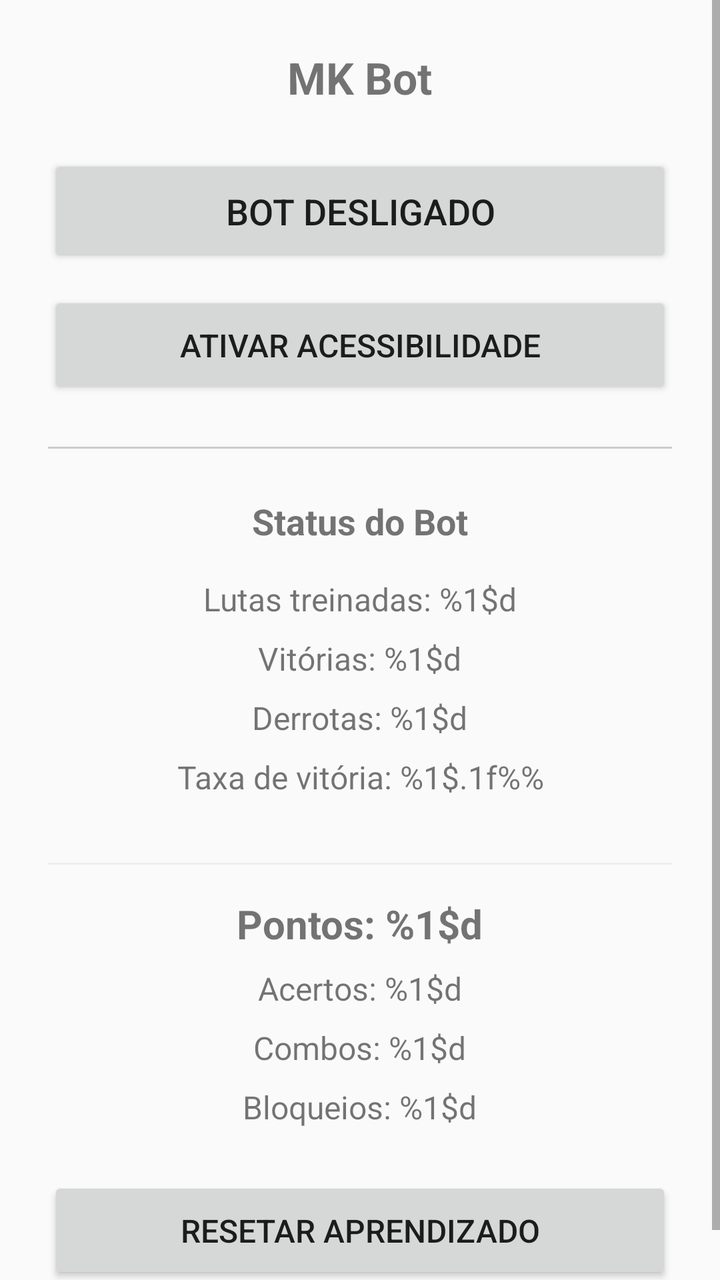
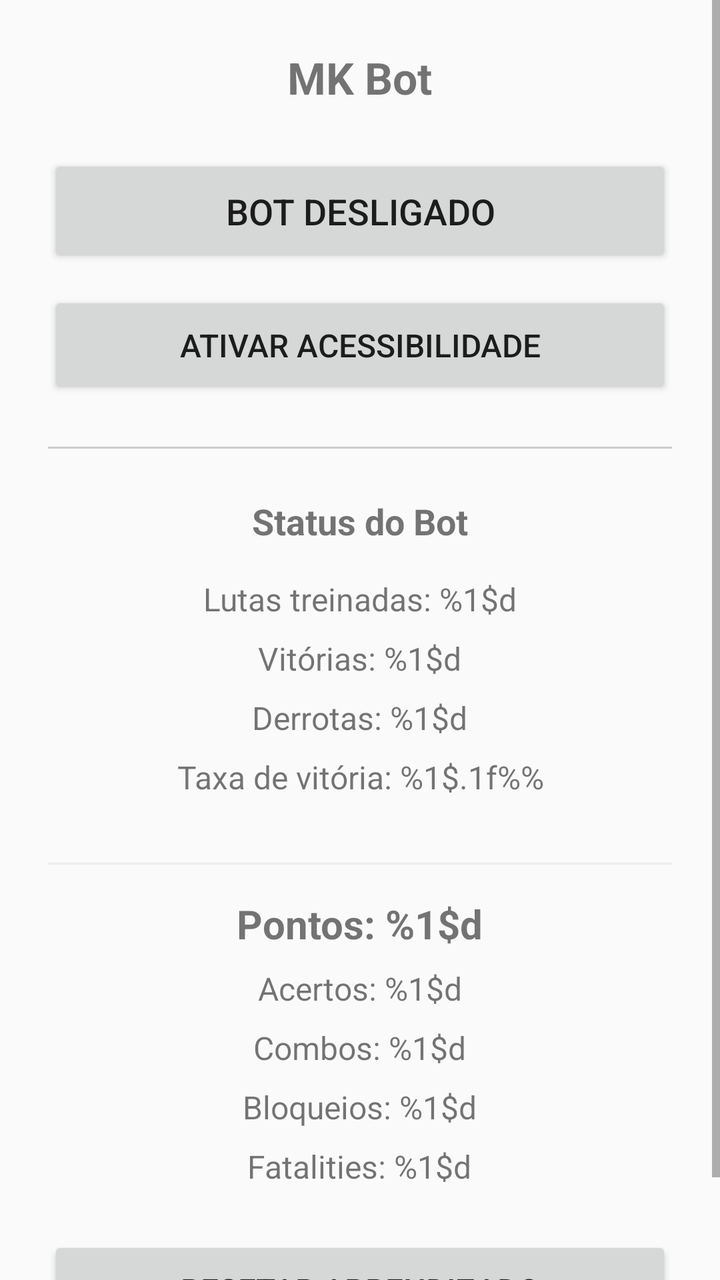

Screens rendered from an Android XML layout before and after an edit, with the pre-edit source and the edit as a unified diff.
<!-- AndroidManifest.xml: application theme Theme.AppCompat.Light.NoActionBar -->
<!-- res/layout/activity_main.xml -->
<?xml version="1.0" encoding="utf-8"?>
<ScrollView xmlns:android="http://schemas.android.com/apk/res/android"
    android:layout_width="match_parent"
    android:layout_height="match_parent"
    android:fillViewport="true">

    <LinearLayout
        android:layout_width="match_parent"
        android:layout_height="wrap_content"
        android:orientation="vertical"
        android:padding="24dp"
        android:gravity="center">

        <TextView
            android:layout_width="wrap_content"
            android:layout_height="wrap_content"
            android:text="MK Bot"
            android:textSize="22sp"
            android:textStyle="bold"
            android:paddingBottom="24dp" />

        <Button
            android:id="@+id/btnToggle"
            android:layout_width="match_parent"
            android:layout_height="wrap_content"
            android:text="@string/bot_off"
            android:padding="16dp"
            android:textSize="18sp" />

        <Button
            android:id="@+id/btnEnableA11y"
            android:layout_width="match_parent"
            android:layout_height="wrap_content"
            android:text="@string/enable_accessibility"
            android:padding="16dp"
            android:layout_marginTop="12dp"
            android:textSize="16sp" />

        <View
            android:layout_width="match_parent"
            android:layout_height="1dp"
            android:layout_marginVertical="24dp"
            android:background="#CCCCCC" />

        <TextView
            android:id="@+id/txtStatus"
            android:layout_width="wrap_content"
            android:layout_height="wrap_content"
            android:text="@string/status_label"
            android:textSize="18sp"
            android:textStyle="bold"
            android:paddingBottom="16dp" />

        <TextView
            android:id="@+id/txtTraining"
            android:layout_width="wrap_content"
            android:layout_height="wrap_content"
            android:text="@string/training_label"
            android:textSize="16sp"
            android:paddingBottom="8dp" />

        <TextView
            android:id="@+id/txtWins"
            android:layout_width="wrap_content"
            android:layout_height="wrap_content"
            android:text="@string/wins_label"
            android:textSize="16sp"
            android:paddingBottom="8dp" />

        <TextView
            android:id="@+id/txtLosses"
            android:layout_width="wrap_content"
            android:layout_height="wrap_content"
            android:text="@string/losses_label"
            android:textSize="16sp"
            android:paddingBottom="8dp" />

        <TextView
            android:id="@+id/txtWinRate"
            android:layout_width="match_parent"
            android:layout_height="wrap_content"
            android:text="@string/winrate_label"
            android:gravity="center"
            android:textSize="16sp"
            android:paddingBottom="16dp" />

        <View
            android:layout_width="match_parent"
            android:layout_height="1dp"
            android:layout_marginVertical="16dp"
            android:background="#EEEEEE" />

        <TextView
            android:id="@+id/txtPoints"
            android:layout_width="wrap_content"
            android:layout_height="wrap_content"
            android:text="@string/points_label"
            android:textSize="20sp"
            android:textStyle="bold"
            android:paddingBottom="8dp" />

        <TextView
            android:id="@+id/txtHits"
            android:layout_width="wrap_content"
            android:layout_height="wrap_content"
            android:text="@string/hits_label"
            android:textSize="16sp"
            android:paddingBottom="8dp" />

        <TextView
            android:id="@+id/txtCombos"
            android:layout_width="wrap_content"
            android:layout_height="wrap_content"
            android:text="@string/combos_label"
            android:textSize="16sp"
            android:paddingBottom="8dp" />

        <TextView
            android:id="@+id/txtBlocks"
            android:layout_width="wrap_content"
            android:layout_height="wrap_content"
            android:text="@string/blocks_label"
            android:textSize="16sp"
            android:paddingBottom="24dp" />

        <Button
            android:id="@+id/btnReset"
            android:layout_width="match_parent"
            android:layout_height="wrap_content"
            android:text="@string/reset_qtable"
            android:padding="16dp"
            android:textSize="16sp" />

    </LinearLayout>
</ScrollView>
<!-- resources referenced by this layout -->
<resources>
  <string name="blocks_label">Bloqueios: %1$d</string>
  <string name="bot_off">Bot Desligado</string>
  <string name="combos_label">Combos: %1$d</string>
  <string name="enable_accessibility">Ativar Acessibilidade</string>
  <string name="hits_label">Acertos: %1$d</string>
  <string name="losses_label">Derrotas: %1$d</string>
  <string name="points_label">Pontos: %1$d</string>
  <string name="reset_qtable">Resetar Aprendizado</string>
  <string name="status_label">Status do Bot</string>
  <string name="training_label">Lutas treinadas: %1$d</string>
  <string name="winrate_label">Taxa de vitória: %1$.1f%%</string>
  <string name="wins_label">Vitórias: %1$d</string>
</resources>

<!-- the commit's change to res/layout/activity_main.xml (unified diff, before → after) -->
@@ -121,6 +121,14 @@
             android:layout_height="wrap_content"
             android:text="@string/blocks_label"
             android:textSize="16sp"
+            android:paddingBottom="8dp" />
+
+        <TextView
+            android:id="@+id/txtFatalities"
+            android:layout_width="wrap_content"
+            android:layout_height="wrap_content"
+            android:text="@string/fatalities_label"
+            android:textSize="16sp"
             android:paddingBottom="24dp" />
 
         <Button
<!-- resource entries referenced after the edit -->
@@ -4,6 +4,7 @@
   <string name="bot_off">Bot Desligado</string>
   <string name="combos_label">Combos: %1$d</string>
   <string name="enable_accessibility">Ativar Acessibilidade</string>
+  <string name="fatalities_label">Fatalities: %1$d</string>
   <string name="hits_label">Acertos: %1$d</string>
   <string name="losses_label">Derrotas: %1$d</string>
   <string name="points_label">Pontos: %1$d</string>
